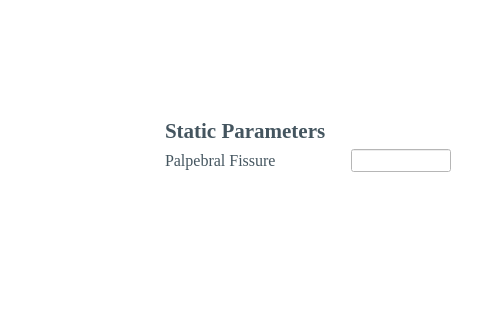
Old version of the form uis/Auto_eFace_ooo.ui in the repository MEA-Summer/Emotrics_Plus; both pictures show x 720 to 1200 and y 122 to 442 of the 1200 by 600 pixel window.
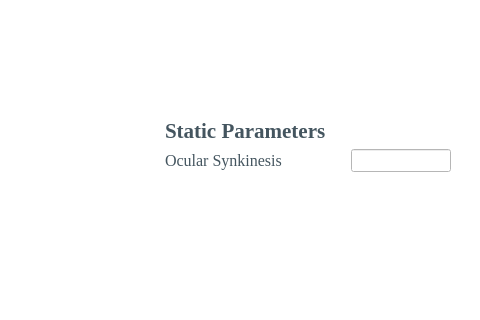
New version of the form. Icons and pictures are not drawn. Custom widgets are drawn as their Qt base class.

```diff
--- a/uis/Auto_eFace_ooo.ui
+++ b/uis/Auto_eFace_ooo.ui
@@ -190,7 +190,7 @@
        <string notr="true">color: rgb(68, 85, 95);</string>
       </property>
       <property name="text">
-       <string>Palpebral Fissure</string>
+       <string>Ocular Synkinesis</string>
       </property>
      </widget>
     </item>
```
